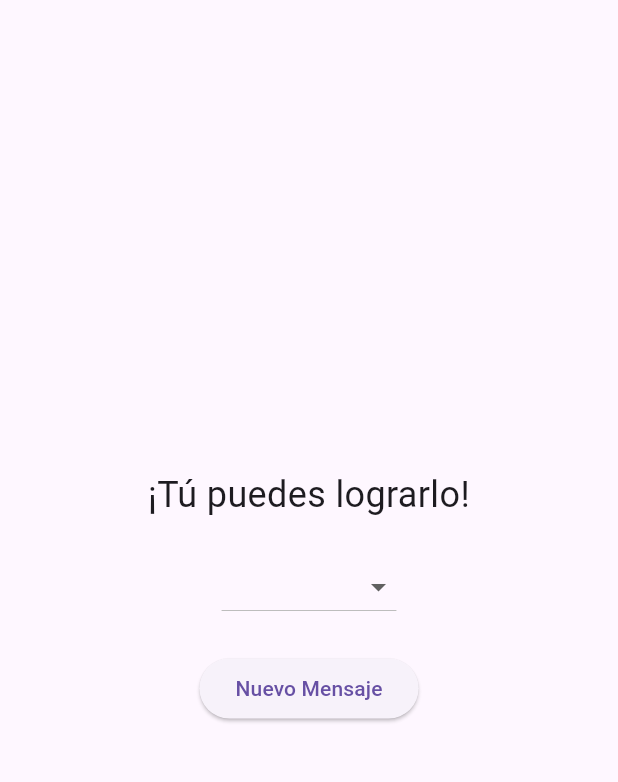
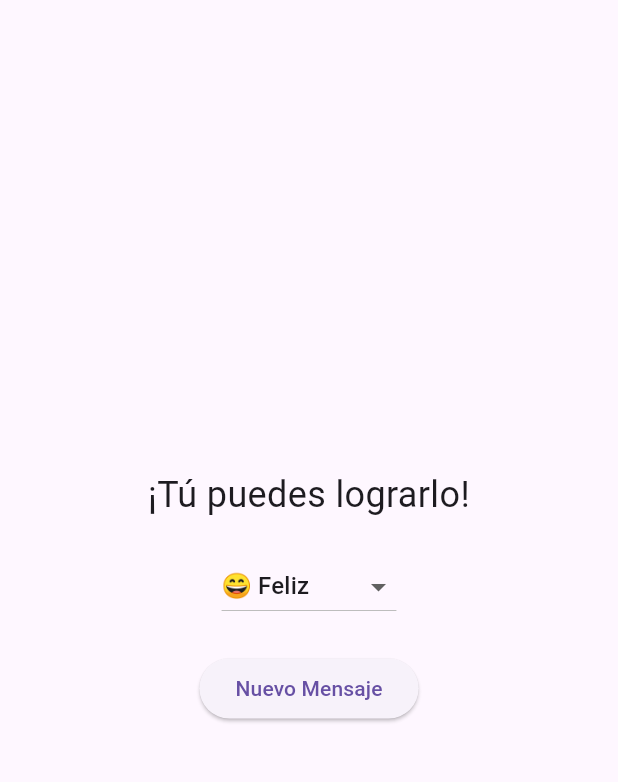
Before and after one commit to wh1tneyr/my_app, a Flutter app: the screen it shows after launch, on a phone screen of 412 x 824 dp, the part 63-845 px from its top. Run offline on Flutter 3.47's test engine with Material 3 defaults, Android fonts, the light colour scheme and no system bars.

Commit message:
colocando una notacion en el codigo

```diff
--- a/vibro/lib/main.dart
+++ b/vibro/lib/main.dart
@@ -77,7 +77,7 @@ class _HomePageState extends State<HomePage> {
   };
 
   String mensajeActual = '';
-  String estadoSeleccionado = 'Feliz';
+  String estadoSeleccionado = '😄 Feliz'; // Asegúrate de que haya un estado seleccionado al inicio
 
   @override
   void initState() {
@@ -97,7 +97,6 @@ class _HomePageState extends State<HomePage> {
       mensajeActual = estadosAnimo[estadoSeleccionado]![Random().nextInt(estadosAnimo[estadoSeleccionado]!.length)];
     });
   }
-
 
   @override
   Widget build(BuildContext context) {
```
Lines whose indentation alone changed are shown as unchanged.
